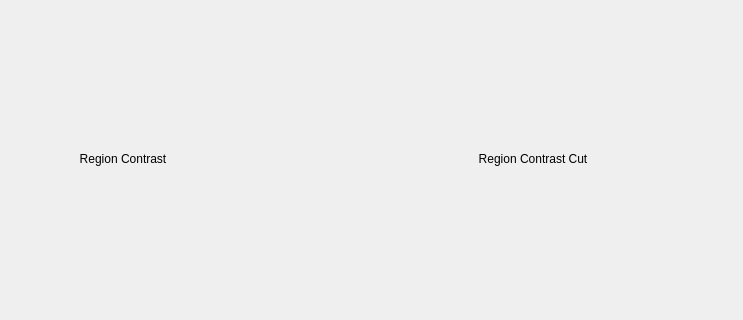
This is client/salient_object_detectionW/process_single_page.ui in Acytoo/salient-object-detection as Qt 5 draws it before an edit; both pictures show x 497 to 1240 and y 151 to 471 of the 1240 by 580 pixel window. The edited form follows.
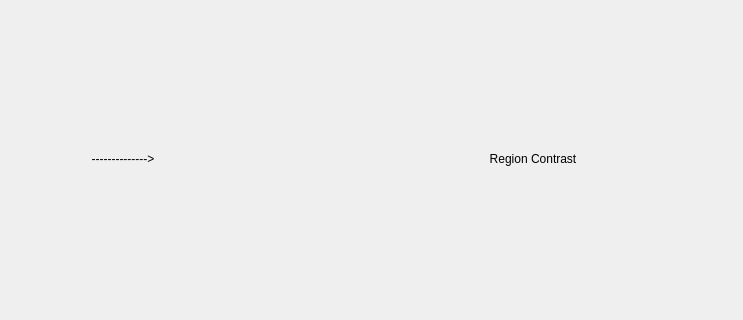
This is the edited form. Icons and pictures are not drawn.

Commit message: nocut beta

Diff of the .ui file:
```diff
--- a/client/salient_object_detectionW/process_single_page.ui
+++ b/client/salient_object_detectionW/process_single_page.ui
@@ -147,7 +147,7 @@
           </sizepolicy>
         </property>
         <property name="text">
-          <string>Region Contrast</string>
+     <string>--------------&gt;</string>
         </property>
         <property name="alignment">
           <set>Qt::AlignCenter</set>
@@ -169,7 +169,7 @@
           </sizepolicy>
         </property>
         <property name="text">
-          <string>Region Contrast Cut</string>
+     <string>Region Contrast</string>
         </property>
         <property name="alignment">
           <set>Qt::AlignCenter</set>
```
Lines whose indentation alone changed are shown as unchanged. The commit also changes 2 other files.
